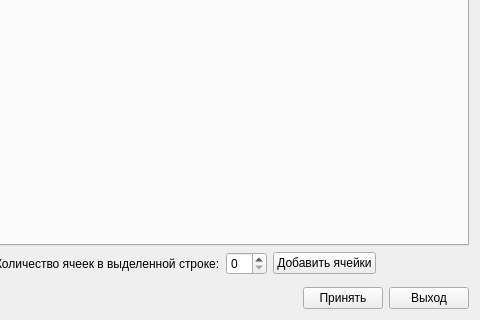
First picture: the form in settingswindow.ui, repository VladimirR46/PharmacyRobot, before the edit; both pictures show x 172 to 652 and y 103 to 423 of the 652 by 423 pixel window.
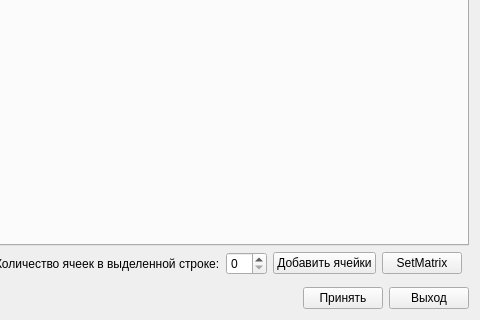
Second picture: the form after the edit. Icons and pictures are not drawn.

```diff
--- a/settingswindow.ui
+++ b/settingswindow.ui
@@ -509,6 +509,13 @@
              </property>
             </widget>
            </item>
+           <item>
+            <widget class="QPushButton" name="pushButton">
+             <property name="text">
+              <string>SetMatrix</string>
+             </property>
+            </widget>
+           </item>
            <item>
             <spacer name="horizontalSpacer_4">
              <property name="orientation">
```
